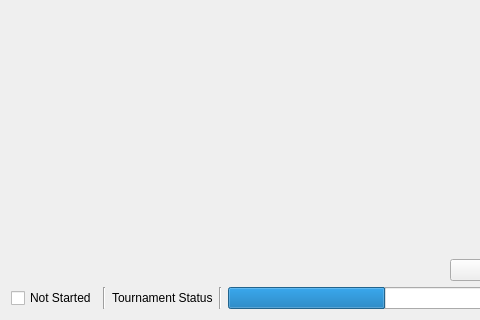
Qt form src/ui/tournamenttab.ui (SquireTournamentServices/SquireDesktop) before a commit; both pictures show x 0 to 480 and y 338 to 658 of the 894 by 658 pixel window.
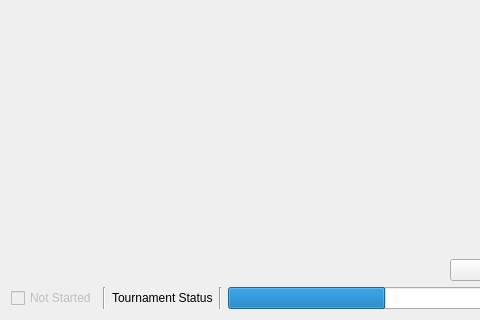
The same form after that commit. Icons and pictures are not drawn.

```diff
--- a/src/ui/tournamenttab.ui
+++ b/src/ui/tournamenttab.ui
@@ -104,6 +104,9 @@
     <layout class="QHBoxLayout" name="statusBar" stretch="0,0,0,0,0">
      <item>
       <widget class="QCheckBox" name="startedIndicator">
+       <property name="enabled">
+        <bool>false</bool>
+       </property>
        <property name="text">
         <string>Not Started</string>
        </property>
```
